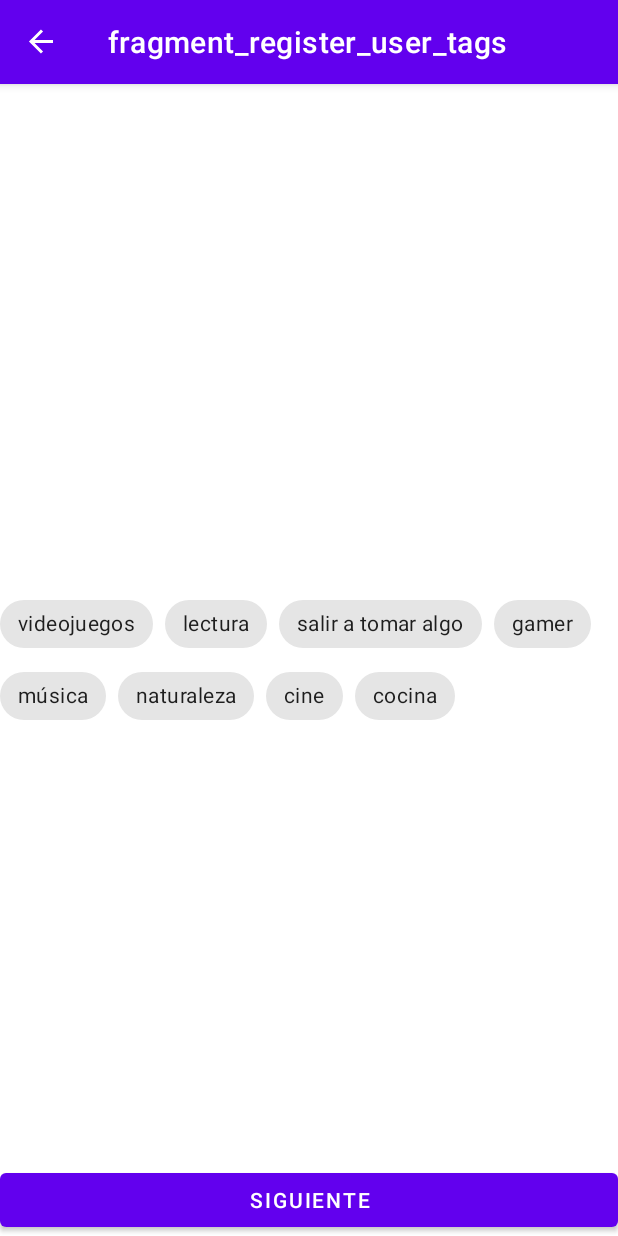
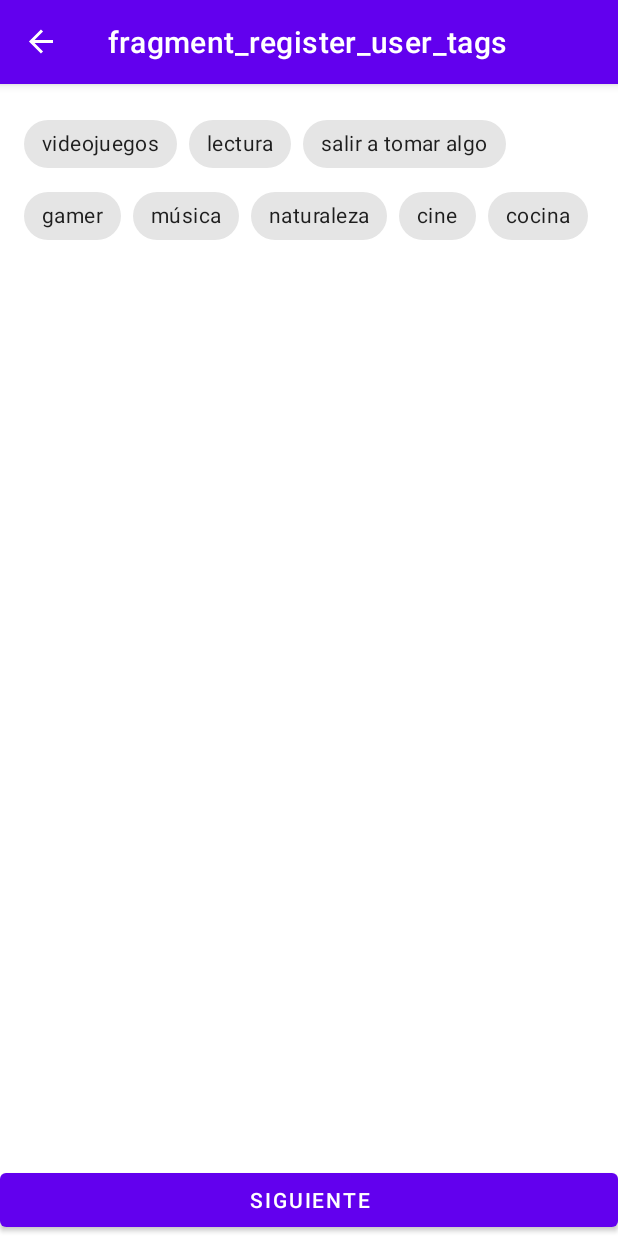
Before and after one commit to i82andel/wabyAPP, an Android app built with Jetpack Compose: the RegisterUserTagsFragment screen opened through its navigation route, on a phone screen of 412 x 824 dp. Run offline under Robolectric (Android 15) with nearby library versions, the phone set to English and light mode, and no system bars; our stand-ins replace Firebase (no records; nobody signed in at launch, a user with empty details on screens opened directly), navigation-ui; 7 statements that could not run were skipped.

Commit message:
register casi acabado

```diff
--- a/app/src/main/res/layout/fragment_register_user.xml
+++ b/app/src/main/res/layout/fragment_register_user.xml
@@ -16,7 +16,7 @@
             android:layout_height="wrap_content"
             android:ems="10"
             android:inputType="textPersonName"
-            android:text="Nombre" />
+            android:hint="Nombre" />
 
         <Space
             android:layout_width="match_parent"
@@ -29,7 +29,7 @@
             android:ems="10"
             android:inputType="textPersonName"
             android:minHeight="48dp"
-            android:text="Apellidos" />
+            android:hint="Apellidos" />
 
         <Space
             android:layout_width="match_parent"
@@ -42,7 +42,7 @@
             android:ems="10"
             android:inputType="textPersonName"
             android:minHeight="48dp"
-            android:text="Nombre de usuario" />
+            android:hint="Nombre de usuario" />
 
         <Button
             android:id="@+id/nextButton"
--- a/app/src/main/res/layout/fragment_register_user_tags.xml
+++ b/app/src/main/res/layout/fragment_register_user_tags.xml
@@ -10,7 +10,7 @@
         android:id="@+id/chipGroup"
         android:layout_width="match_parent"
         android:layout_height="wrap_content"
-        app:layout_constraintBottom_toBottomOf="parent"
+        android:padding="16dp"
         app:layout_constraintEnd_toEndOf="parent"
         app:layout_constraintStart_toStartOf="parent"
         app:layout_constraintTop_toTopOf="parent">
@@ -18,73 +18,66 @@
 
         <com.google.android.material.chip.Chip
             android:id="@+id/chip1"
-            android:text="videojuegos"
+            style="@style/Widget.MaterialComponents.Chip.Filter"
             android:layout_width="wrap_content"
             android:layout_height="wrap_content"
             android:checkable="true"
-            style="@style/Widget.MaterialComponents.Chip.Filter"/>
+            android:text="videojuegos" />
 
         <com.google.android.material.chip.Chip
             android:id="@+id/chip2"
-            android:text="lectura"
             android:layout_width="wrap_content"
             android:layout_height="wrap_content"
             android:checkable="true"
-            />
+            android:text="lectura" />
 
         <com.google.android.material.chip.Chip
             android:id="@+id/chip3"
-            android:text="salir a tomar algo"
+            style="@style/Widget.MaterialComponents.Chip.Filter"
             android:layout_width="wrap_content"
             android:layout_height="wrap_content"
             android:checkable="true"
-            style="@style/Widget.MaterialComponents.Chip.Filter"
-            />
+            android:text="salir a tomar algo" />
 
         <com.google.android.material.chip.Chip
             android:id="@+id/chip4"
-            android:text="gamer"
+            style="@style/Widget.MaterialComponents.Chip.Filter"
             android:layout_width="wrap_content"
             android:layout_height="wrap_content"
             android:checkable="true"
-            style="@style/Widget.MaterialComponents.Chip.Filter"
-            />
+            android:text="gamer" />
 
         <com.google.android.material.chip.Chip
             android:id="@+id/chip5"
-            android:text="música"
+            style="@style/Widget.MaterialComponents.Chip.Filter"
             android:layout_width="wrap_content"
             android:layout_height="wrap_content"
             android:checkable="true"
-            style="@style/Widget.MaterialComponents.Chip.Filter"
-            />
+            android:text="música" />
 
         <com.google.android.material.chip.Chip
             android:id="@+id/chip6"
-            android:text="naturaleza"
+            style="@style/Widget.MaterialComponents.Chip.Filter"
             android:layout_width="wrap_content"
             android:layout_height="wrap_content"
             android:checkable="true"
-            style="@style/Widget.MaterialComponents.Chip.Filter"
-            />
+            android:text="naturaleza" />
 
         <com.google.android.material.chip.Chip
             android:id="@+id/chip7"
-            android:text="cine"
+            style="@style/Widget.MaterialComponents.Chip.Filter"
             android:layout_width="wrap_content"
             android:layout_height="wrap_content"
             android:checkable="true"
-            style="@style/Widget.MaterialComponents.Chip.Filter"
-            />
+            android:text="cine" />
 
         <com.google.android.material.chip.Chip
             android:id="@+id/chip8"
-            android:text="cocina"
+            style="@style/Widget.MaterialComponents.Chip.Filter"
             android:layout_width="wrap_content"
             android:layout_height="wrap_content"
             android:checkable="true"
-            style="@style/Widget.MaterialComponents.Chip.Filter"
-            />
+            android:text="cocina" />
     </com.google.android.material.chip.ChipGroup>
 
     <Button
--- a/app/src/main/res/navigation/auth_nav.xml
+++ b/app/src/main/res/navigation/auth_nav.xml
@@ -64,6 +64,9 @@
         <action
             android:id="@+id/action_registerUserTagsFragment_to_registerUserImagesFragment"
             app:destination="@id/registerUserImagesFragment" />
+        <action
+            android:id="@+id/action_registerUserTagsFragment_self"
+            app:destination="@id/registerUserTagsFragment" />
     </fragment>
     <fragment
         android:id="@+id/registerUserImagesFragment"
```
Also changed, not shown: app/src/main/java/com/racoon/waby/ui/auth/registerdata/images/RegisterUserImagesFragment.kt (+23 -0 lines), app/src/main/java/com/racoon/waby/ui/auth/registerdata/tags/RegisterUserTagsFragment.kt (+81 -51 lines).
